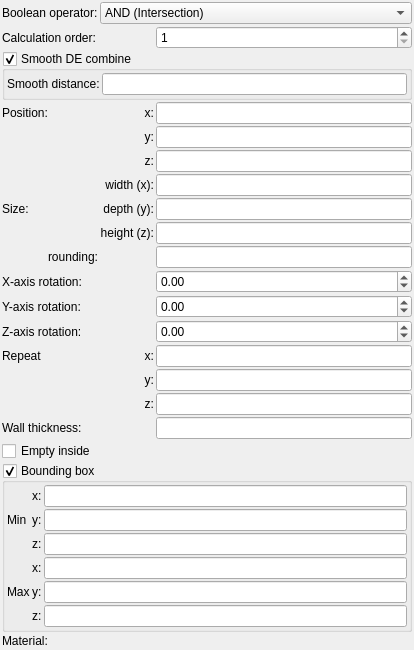
buddhi1980/mandelbulber2, file mandelbulber2/formula/ui/primitive_box.ui: the form before one commit.
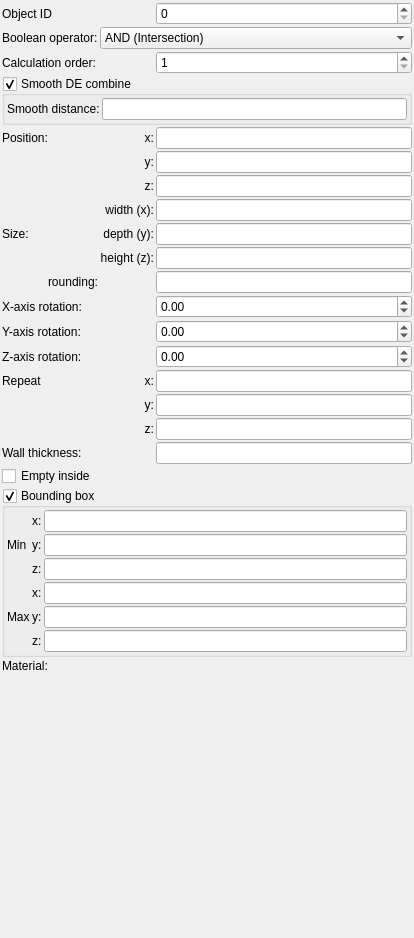
The form after the commit. Custom widgets are drawn as their Qt base class.

Commit message: Added object_id in box and sphere UIs (for testing) Added displaying of more object tree data in objects tree widget

Diff of the .ui file:
```diff
--- a/mandelbulber2/formula/ui/primitive_box.ui
+++ b/mandelbulber2/formula/ui/primitive_box.ui
@@ -7,7 +7,7 @@
     <x>0</x>
     <y>0</y>
     <width>414</width>
-    <height>630</height>
+    <height>938</height>
    </rect>
   </property>
   <property name="windowTitle">
@@ -34,7 +34,57 @@
      <property name="spacing">
       <number>2</number>
      </property>
-     <item row="12" column="2">
+     <item row="7" column="1">
+      <widget class="QLabel" name="label_14">
+       <property name="text">
+        <string>width (x):</string>
+       </property>
+       <property name="alignment">
+        <set>Qt::AlignRight|Qt::AlignTrailing|Qt::AlignVCenter</set>
+       </property>
+      </widget>
+     </item>
+     <item row="8" column="1">
+      <widget class="QLabel" name="label_16">
+       <property name="text">
+        <string>depth (y):</string>
+       </property>
+       <property name="alignment">
+        <set>Qt::AlignRight|Qt::AlignTrailing|Qt::AlignVCenter</set>
+       </property>
+      </widget>
+     </item>
+     <item row="1" column="1" colspan="2">
+      <widget class="MyComboBox" name="comboBox_boolean_operator">
+       <property name="sizePolicy">
+        <sizepolicy hsizetype="Preferred" vsizetype="Preferred">
+         <horstretch>0</horstretch>
+         <verstretch>0</verstretch>
+        </sizepolicy>
+       </property>
+       <item>
+        <property name="text">
+         <string>AND (Intersection)</string>
+        </property>
+       </item>
+       <item>
+        <property name="text">
+         <string>OR (Union)</string>
+        </property>
+       </item>
+       <item>
+        <property name="text">
+         <string>SUB (A-B)</string>
+        </property>
+       </item>
+       <item>
+        <property name="text">
+         <string>rev SUB (B-A)</string>
+        </property>
+       </item>
+      </widget>
+     </item>
+     <item row="13" column="2">
       <widget class="MyDoubleSpinBox" name="spinboxd3_rotation_z">
        <property name="sizePolicy">
         <sizepolicy hsizetype="Minimum" vsizetype="Maximum">
@@ -62,14 +112,67 @@
        </property>
       </widget>
      </item>
-     <item row="17" column="0" colspan="3">
-      <widget class="MyCheckBox" name="checkBox_empty">
+     <item row="9" column="1">
+      <widget class="QLabel" name="label_17">
        <property name="text">
-        <string>Empty inside</string>
+        <string>height (z):</string>
        </property>
+       <property name="alignment">
+        <set>Qt::AlignRight|Qt::AlignTrailing|Qt::AlignVCenter</set>
+       </property>
       </widget>
      </item>
-     <item row="18" column="0" colspan="3">
+     <item row="20" column="1" colspan="2">
+      <widget class="cMaterialSelector" name="materialselector_material_id" native="true">
+       <property name="sizePolicy">
+        <sizepolicy hsizetype="Preferred" vsizetype="Minimum">
+         <horstretch>0</horstretch>
+         <verstretch>0</verstretch>
+        </sizepolicy>
+       </property>
+      </widget>
+     </item>
+     <item row="17" column="2">
+      <widget class="MyLineEdit" name="logedit_wall_thickness">
+       <property name="sizePolicy">
+        <sizepolicy hsizetype="Expanding" vsizetype="Maximum">
+         <horstretch>0</horstretch>
+         <verstretch>0</verstretch>
+        </sizepolicy>
+       </property>
+      </widget>
+     </item>
+     <item row="5" column="1">
+      <widget class="QLabel" name="label_12">
+       <property name="text">
+        <string>y:</string>
+       </property>
+       <property name="alignment">
+        <set>Qt::AlignRight|Qt::AlignTrailing|Qt::AlignVCenter</set>
+       </property>
+      </widget>
+     </item>
+     <item row="16" column="2">
+      <widget class="MyLineEdit" name="vect3_repeat_z">
+       <property name="sizePolicy">
+        <sizepolicy hsizetype="Expanding" vsizetype="Maximum">
+         <horstretch>0</horstretch>
+         <verstretch>0</verstretch>
+        </sizepolicy>
+       </property>
+      </widget>
+     </item>
+     <item row="8" column="2">
+      <widget class="MyLineEdit" name="vect3_size_y">
+       <property name="sizePolicy">
+        <sizepolicy hsizetype="Expanding" vsizetype="Maximum">
+         <horstretch>0</horstretch>
+         <verstretch>0</verstretch>
+        </sizepolicy>
+       </property>
+      </widget>
+     </item>
+     <item row="19" column="0" colspan="3">
       <widget class="MyGroupBox" name="groupCheck_limits_enable">
        <property name="title">
         <string>Bounding box</string>
@@ -236,42 +339,25 @@
        </layout>
       </widget>
      </item>
-     <item row="4" column="2">
-      <widget class="MyLineEdit" name="vect3_position_y">
-       <property name="sizePolicy">
-        <sizepolicy hsizetype="Expanding" vsizetype="Maximum">
-         <horstretch>0</horstretch>
-         <verstretch>0</verstretch>
-        </sizepolicy>
-       </property>
-      </widget>
-     </item>
-     <item row="6" column="0" rowspan="3">
-      <widget class="QLabel" name="label_7">
+     <item row="4" column="1">
+      <widget class="QLabel" name="label_11">
        <property name="text">
-        <string>Size:</string>
+        <string>x:</string>
+       </property>
+       <property name="alignment">
+        <set>Qt::AlignRight|Qt::AlignTrailing|Qt::AlignVCenter</set>
        </property>
       </widget>
      </item>
-     <item row="11" column="0">
+     <item row="12" column="0">
       <widget class="QLabel" name="label_9">
        <property name="text">
         <string>Y-axis rotation:</string>
        </property>
       </widget>
      </item>
-     <item row="3" column="2">
-      <widget class="MyLineEdit" name="vect3_position_x">
-       <property name="sizePolicy">
-        <sizepolicy hsizetype="Expanding" vsizetype="Maximum">
-         <horstretch>0</horstretch>
-         <verstretch>0</verstretch>
-        </sizepolicy>
-       </property>
-      </widget>
-     </item>
-     <item row="5" column="1">
-      <widget class="QLabel" name="label_13">
+     <item row="16" column="1">
+      <widget class="QLabel" name="label_repeat_z">
        <property name="text">
         <string>z:</string>
        </property>
@@ -280,36 +366,25 @@
        </property>
       </widget>
      </item>
-     <item row="10" column="2">
-      <widget class="MyDoubleSpinBox" name="spinboxd3_rotation_x">
+     <item row="7" column="2">
+      <widget class="MyLineEdit" name="vect3_size_x">
        <property name="sizePolicy">
-        <sizepolicy hsizetype="Minimum" vsizetype="Maximum">
+        <sizepolicy hsizetype="Expanding" vsizetype="Maximum">
          <horstretch>0</horstretch>
          <verstretch>0</verstretch>
         </sizepolicy>
        </property>
-       <property name="prefix">
-        <string/>
+      </widget>
+     </item>
+     <item row="18" column="0" colspan="3">
+      <widget class="MyCheckBox" name="checkBox_empty">
+       <property name="text">
+        <string>Empty inside</string>
        </property>
-       <property name="suffix">
-        <string/>
-       </property>
-       <property name="decimals">
-        <number>2</number>
-       </property>
-       <property name="minimum">
-        <double>-36000.000000000000000</double>
-       </property>
-       <property name="maximum">
-        <double>36000.000000000000000</double>
-       </property>
-       <property name="singleStep">
-        <double>0.100000000000000</double>
-       </property>
       </widget>
      </item>
-     <item row="5" column="2">
-      <widget class="MyLineEdit" name="vect3_position_z">
+     <item row="9" column="2">
+      <widget class="MyLineEdit" name="vect3_size_z">
        <property name="sizePolicy">
         <sizepolicy hsizetype="Expanding" vsizetype="Maximum">
          <horstretch>0</horstretch>
@@ -318,64 +393,17 @@
        </property>
       </widget>
      </item>
-     <item row="6" column="1">
-      <widget class="QLabel" name="label_14">
-       <property name="text">
-        <string>width (x):</string>
-       </property>
-       <property name="alignment">
-        <set>Qt::AlignRight|Qt::AlignTrailing|Qt::AlignVCenter</set>
-       </property>
-      </widget>
-     </item>
-     <item row="19" column="1" colspan="2">
-      <widget class="cMaterialSelector" name="materialselector_material_id" native="true">
+     <item row="15" column="2">
+      <widget class="MyLineEdit" name="vect3_repeat_y">
        <property name="sizePolicy">
-        <sizepolicy hsizetype="Preferred" vsizetype="Minimum">
+        <sizepolicy hsizetype="Expanding" vsizetype="Maximum">
          <horstretch>0</horstretch>
          <verstretch>0</verstretch>
         </sizepolicy>
        </property>
       </widget>
      </item>
-     <item row="14" column="1">
-      <widget class="QLabel" name="label_repeat_y">
-       <property name="text">
-        <string>y:</string>
-       </property>
-       <property name="alignment">
-        <set>Qt::AlignRight|Qt::AlignTrailing|Qt::AlignVCenter</set>
-       </property>
-      </widget>
-     </item>
-     <item row="1" column="0">
-      <widget class="QLabel" name="label_21">
-       <property name="text">
-        <string>Calculation order:</string>
-       </property>
-       <property name="wordWrap">
-        <bool>true</bool>
-       </property>
-      </widget>
-     </item>
-     <item row="0" column="0">
-      <widget class="QLabel" name="label_19">
-       <property name="text">
-        <string>Boolean operator:</string>
-       </property>
-       <property name="wordWrap">
-        <bool>true</bool>
-       </property>
-      </widget>
-     </item>
-     <item row="13" column="0">
-      <widget class="QLabel" name="label">
-       <property name="text">
-        <string>Repeat</string>
-       </property>
-      </widget>
-     </item>
-     <item row="1" column="2">
+     <item row="2" column="2">
       <widget class="MySpinBox" name="spinboxInt_calculation_order">
        <property name="sizePolicy">
         <sizepolicy hsizetype="Minimum" vsizetype="Maximum">
@@ -394,35 +422,62 @@
        </property>
       </widget>
      </item>
-     <item row="13" column="1">
-      <widget class="QLabel" name="label_repeat_x">
+     <item row="2" column="0">
+      <widget class="QLabel" name="label_21">
        <property name="text">
-        <string>x:</string>
+        <string>Calculation order:</string>
+       </property>
+       <property name="wordWrap">
+        <bool>true</bool>
+       </property>
+      </widget>
+     </item>
+     <item row="5" column="2">
+      <widget class="MyLineEdit" name="vect3_position_y">
+       <property name="sizePolicy">
+        <sizepolicy hsizetype="Expanding" vsizetype="Maximum">
+         <horstretch>0</horstretch>
+         <verstretch>0</verstretch>
+        </sizepolicy>
+       </property>
+      </widget>
+     </item>
+     <item row="6" column="1">
+      <widget class="QLabel" name="label_13">
+       <property name="text">
+        <string>z:</string>
        </property>
        <property name="alignment">
         <set>Qt::AlignRight|Qt::AlignTrailing|Qt::AlignVCenter</set>
        </property>
       </widget>
      </item>
-     <item row="12" column="0">
+     <item row="13" column="0">
       <widget class="QLabel" name="label_15">
        <property name="text">
         <string>Z-axis rotation:</string>
        </property>
       </widget>
      </item>
-     <item row="14" column="2">
-      <widget class="MyLineEdit" name="vect3_repeat_y">
-       <property name="sizePolicy">
-        <sizepolicy hsizetype="Expanding" vsizetype="Maximum">
-         <horstretch>0</horstretch>
-         <verstretch>0</verstretch>
-        </sizepolicy>
+     <item row="7" column="0" rowspan="3">
+      <widget class="QLabel" name="label_7">
+       <property name="text">
+        <string>Size:</string>
        </property>
       </widget>
      </item>
-     <item row="3" column="1">
-      <widget class="QLabel" name="label_11">
+     <item row="10" column="0">
+      <widget class="QLabel" name="label_20">
+       <property name="text">
+        <string>rounding:</string>
+       </property>
+       <property name="alignment">
+        <set>Qt::AlignRight|Qt::AlignTrailing|Qt::AlignVCenter</set>
+       </property>
+      </widget>
+     </item>
+     <item row="14" column="1">
+      <widget class="QLabel" name="label_repeat_x">
        <property name="text">
         <string>x:</string>
        </property>
@@ -431,109 +486,113 @@
        </property>
       </widget>
      </item>
-     <item row="8" column="2">
-      <widget class="MyLineEdit" name="vect3_size_z">
-       <property name="sizePolicy">
-        <sizepolicy hsizetype="Expanding" vsizetype="Maximum">
-         <horstretch>0</horstretch>
-         <verstretch>0</verstretch>
-        </sizepolicy>
-       </property>
-      </widget>
-     </item>
-     <item row="11" column="2">
-      <widget class="MyDoubleSpinBox" name="spinboxd3_rotation_y">
-       <property name="sizePolicy">
-        <sizepolicy hsizetype="Minimum" vsizetype="Maximum">
-         <horstretch>0</horstretch>
-         <verstretch>0</verstretch>
-        </sizepolicy>
-       </property>
-       <property name="prefix">
-        <string/>
-       </property>
-       <property name="suffix">
-        <string/>
-       </property>
-       <property name="decimals">
-        <number>2</number>
-       </property>
-       <property name="minimum">
-        <double>-36000.000000000000000</double>
-       </property>
-       <property name="maximum">
-        <double>36000.000000000000000</double>
-       </property>
-       <property name="singleStep">
-        <double>0.100000000000000</double>
-       </property>
-      </widget>
-     </item>
-     <item row="7" column="1">
-      <widget class="QLabel" name="label_16">
+     <item row="1" column="0">
+      <widget class="QLabel" name="label_19">
        <property name="text">
-        <string>depth (y):</string>
+        <string>Boolean operator:</string>
        </property>
-       <property name="alignment">
-        <set>Qt::AlignRight|Qt::AlignTrailing|Qt::AlignVCenter</set>
+       <property name="wordWrap">
+        <bool>true</bool>
        </property>
       </widget>
      </item>
-     <item row="3" column="0">
+     <item row="4" column="0">
       <widget class="QLabel" name="label_10">
        <property name="text">
         <string>Position:</string>
        </property>
       </widget>
      </item>
-     <item row="0" column="1" colspan="2">
-      <widget class="MyComboBox" name="comboBox_boolean_operator">
-       <property name="sizePolicy">
-        <sizepolicy hsizetype="Preferred" vsizetype="Preferred">
-         <horstretch>0</horstretch>
-         <verstretch>0</verstretch>
-        </sizepolicy>
+     <item row="15" column="1">
+      <widget class="QLabel" name="label_repeat_y">
+       <property name="text">
+        <string>y:</string>
        </property>
-       <item>
-        <property name="text">
-         <string>AND (Intersection)</string>
-        </property>
-       </item>
-       <item>
-        <property name="text">
-         <string>OR (Union)</string>
-        </property>
-       </item>
-       <item>
-        <property name="text">
-         <string>SUB (A-B)</string>
-        </property>
-       </item>
-       <item>
-        <property name="text">
-         <string>rev SUB (B-A)</string>
-        </property>
-       </item>
+       <property name="alignment">
+        <set>Qt::AlignRight|Qt::AlignTrailing|Qt::AlignVCenter</set>
+       </property>
       </widget>
      </item>
-     <item row="7" column="2">
-      <widget class="MyLineEdit" name="vect3_size_y">
+     <item row="11" column="2">
+      <widget class="MyDoubleSpinBox" name="spinboxd3_rotation_x">
        <property name="sizePolicy">
-        <sizepolicy hsizetype="Expanding" vsizetype="Maximum">
+        <sizepolicy hsizetype="Minimum" vsizetype="Maximum">
          <horstretch>0</horstretch>
          <verstretch>0</verstretch>
         </sizepolicy>
        </property>
+       <property name="prefix">
+        <string/>
+       </property>
+       <property name="suffix">
+        <string/>
+       </property>
+       <property name="decimals">
+        <number>2</number>
+       </property>
+       <property name="minimum">
+        <double>-36000.000000000000000</double>
+       </property>
+       <property name="maximum">
+        <double>36000.000000000000000</double>
+       </property>
+       <property name="singleStep">
+        <double>0.100000000000000</double>
+       </property>
       </widget>
      </item>
-     <item row="19" column="0">
+     <item row="11" column="0">
+      <widget class="QLabel" name="label_8">
+       <property name="text">
+        <string>X-axis rotation:</string>
+       </property>
+      </widget>
+     </item>
+     <item row="20" column="0">
       <widget class="QLabel" name="label_18">
        <property name="text">
         <string>Material:</string>
        </property>
       </widget>
      </item>
-     <item row="2" column="0" colspan="3">
+     <item row="14" column="0">
+      <widget class="QLabel" name="label">
+       <property name="text">
+        <string>Repeat</string>
+       </property>
+      </widget>
+     </item>
+     <item row="6" column="2">
+      <widget class="MyLineEdit" name="vect3_position_z">
+       <property name="sizePolicy">
+        <sizepolicy hsizetype="Expanding" vsizetype="Maximum">
+         <horstretch>0</horstretch>
+         <verstretch>0</verstretch>
+        </sizepolicy>
+       </property>
+      </widget>
+     </item>
+     <item row="14" column="2">
+      <widget class="MyLineEdit" name="vect3_repeat_x">
+       <property name="sizePolicy">
+        <sizepolicy hsizetype="Expanding" vsizetype="Maximum">
+         <horstretch>0</horstretch>
+         <verstretch>0</verstretch>
+        </sizepolicy>
+       </property>
+      </widget>
+     </item>
+     <item row="4" column="2">
+      <widget class="MyLineEdit" name="vect3_position_x">
+       <property name="sizePolicy">
+        <sizepolicy hsizetype="Expanding" vsizetype="Maximum">
+         <horstretch>0</horstretch>
+         <verstretch>0</verstretch>
+        </sizepolicy>
+       </property>
+      </widget>
+     </item>
+     <item row="3" column="0" colspan="3">
       <widget class="MyGroupBox" name="groupCheck_smooth_de_combine_enable">
        <property name="title">
         <string>Smooth DE combine</string>
@@ -580,102 +639,43 @@
        </layout>
       </widget>
      </item>
-     <item row="9" column="0">
-      <widget class="QLabel" name="label_20">
-       <property name="text">
-        <string>rounding:</string>
-       </property>
-       <property name="alignment">
-        <set>Qt::AlignRight|Qt::AlignTrailing|Qt::AlignVCenter</set>
-       </property>
-      </widget>
-     </item>
-     <item row="13" column="2">
-      <widget class="MyLineEdit" name="vect3_repeat_x">
-       <property name="sizePolicy">
-        <sizepolicy hsizetype="Expanding" vsizetype="Maximum">
-         <horstretch>0</horstretch>
-         <verstretch>0</verstretch>
-        </sizepolicy>
-       </property>
-      </widget>
-     </item>
-     <item row="8" column="1">
-      <widget class="QLabel" name="label_17">
-       <property name="text">
-        <string>height (z):</string>
-       </property>
-       <property name="alignment">
-        <set>Qt::AlignRight|Qt::AlignTrailing|Qt::AlignVCenter</set>
-       </property>
-      </widget>
-     </item>
-     <item row="10" column="0">
-      <widget class="QLabel" name="label_8">
-       <property name="text">
-        <string>X-axis rotation:</string>
-       </property>
-      </widget>
-     </item>
-     <item row="9" column="2">
-      <widget class="MyLineEdit" name="logedit_rounding">
-       <property name="sizePolicy">
-        <sizepolicy hsizetype="Expanding" vsizetype="Maximum">
-         <horstretch>0</horstretch>
-         <verstretch>0</verstretch>
-        </sizepolicy>
-       </property>
-      </widget>
-     </item>
-     <item row="4" column="1">
-      <widget class="QLabel" name="label_12">
-       <property name="text">
-        <string>y:</string>
-       </property>
-       <property name="alignment">
-        <set>Qt::AlignRight|Qt::AlignTrailing|Qt::AlignVCenter</set>
-       </property>
-      </widget>
-     </item>
-     <item row="15" column="2">
-      <widget class="MyLineEdit" name="vect3_repeat_z">
-       <property name="sizePolicy">
-        <sizepolicy hsizetype="Expanding" vsizetype="Maximum">
-         <horstretch>0</horstretch>
-         <verstretch>0</verstretch>
-        </sizepolicy>
-       </property>
-      </widget>
-     </item>
-     <item row="6" column="2">
-      <widget class="MyLineEdit" name="vect3_size_x">
-       <property name="sizePolicy">
-        <sizepolicy hsizetype="Expanding" vsizetype="Maximum">
-         <horstretch>0</horstretch>
-         <verstretch>0</verstretch>
-        </sizepolicy>
-       </property>
-      </widget>
-     </item>
-     <item row="15" column="1">
-      <widget class="QLabel" name="label_repeat_z">
-       <property name="text">
-        <string>z:</string>
-       </property>
-       <property name="alignment">
-        <set>Qt::AlignRight|Qt::AlignTrailing|Qt::AlignVCenter</set>
-       </property>
-      </widget>
-     </item>
-     <item row="16" column="0">
+     <item row="17" column="0">
       <widget class="QLabel" name="label_3">
        <property name="text">
         <string>Wall thickness:</string>
        </property>
       </widget>
      </item>
-     <item row="16" column="2">
-      <widget class="MyLineEdit" name="logedit_wall_thickness">
+     <item row="12" column="2">
+      <widget class="MyDoubleSpinBox" name="spinboxd3_rotation_y">
+       <property name="sizePolicy">
+        <sizepolicy hsizetype="Minimum" vsizetype="Maximum">
+         <horstretch>0</horstretch>
+         <verstretch>0</verstretch>
+        </sizepolicy>
+       </property>
+       <property name="prefix">
+        <string/>
+       </property>
+       <property name="suffix">
+        <string/>
+       </property>
+       <property name="decimals">
+        <number>2</number>
+       </property>
+       <property name="minimum">
+        <double>-36000.000000000000000</double>
+       </property>
+       <property name="maximum">
+        <double>36000.000000000000000</double>
+       </property>
+       <property name="singleStep">
+        <double>0.100000000000000</double>
+       </property>
+      </widget>
+     </item>
+     <item row="10" column="2">
+      <widget class="MyLineEdit" name="logedit_rounding">
        <property name="sizePolicy">
         <sizepolicy hsizetype="Expanding" vsizetype="Maximum">
          <horstretch>0</horstretch>
@@ -684,6 +684,26 @@
        </property>
       </widget>
      </item>
+     <item row="0" column="0">
+      <widget class="QLabel" name="label_2">
+       <property name="text">
+        <string>Object ID</string>
+       </property>
+      </widget>
+     </item>
+     <item row="0" column="2">
+      <widget class="MySpinBox" name="spinboxInt_object_id">
+       <property name="enabled">
+        <bool>true</bool>
+       </property>
+       <property name="maximum">
+        <number>99999</number>
+       </property>
+       <property name="value">
+        <number>0</number>
+       </property>
+      </widget>
+     </item>
     </layout>
    </item>
    <item>
```
The commit also changes 6 other files.
